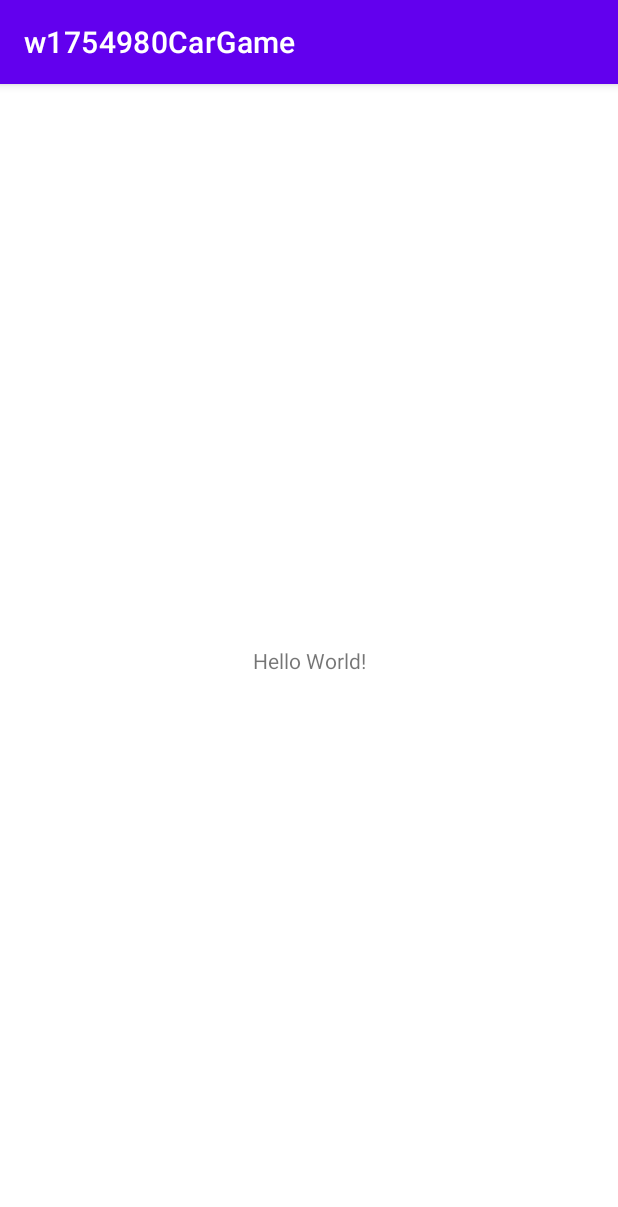
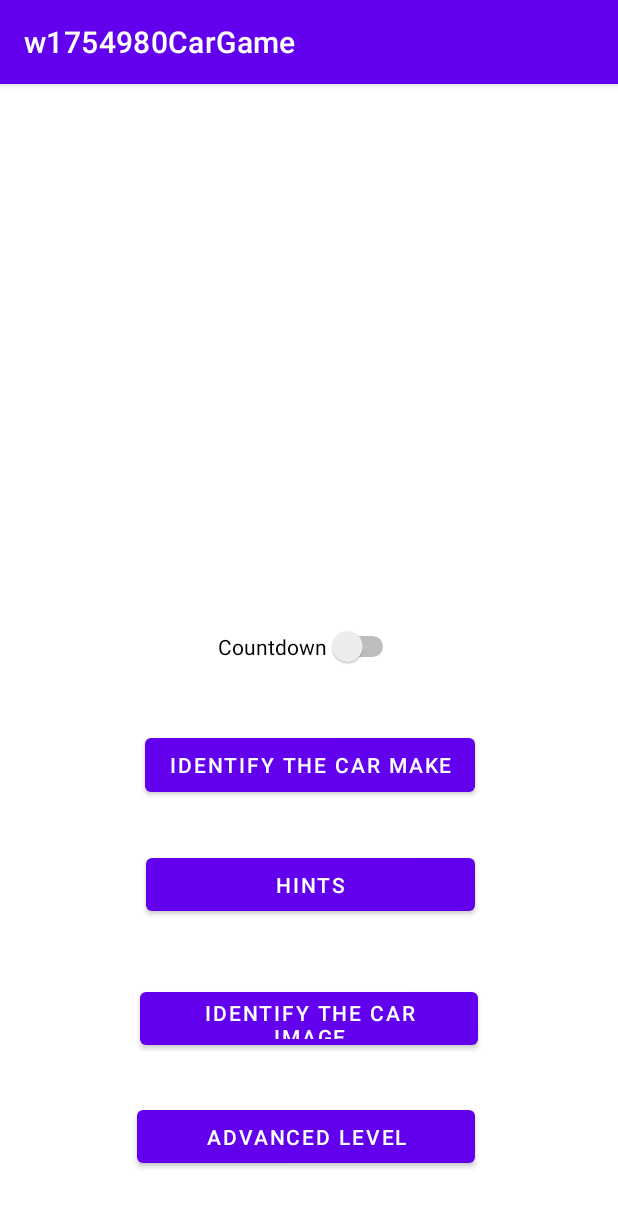
Before and after one commit to komolbek/Car-selection-game, an Android app: the screen it shows after launch (MainActivity), on a phone screen of 412 x 824 dp. Shown: the top 1207 px of the screen. Run offline under Robolectric (Android 15) with nearby library versions, the light colour scheme and no system bars.

Commit message:
[Android-master] Created all app activities. Created main activity buttons

```diff
--- a/app/src/main/AndroidManifest.xml
+++ b/app/src/main/AndroidManifest.xml
@@ -9,6 +9,10 @@
         android:roundIcon="@mipmap/ic_launcher_round"
         android:supportsRtl="true"
         android:theme="@style/Theme.W1754980CarGame">
+        <activity android:name=".AdvancedLevelActivity"></activity>
+        <activity android:name=".CarImageIdentifyActivity" />
+        <activity android:name=".HintsActivity" />
+        <activity android:name=".CarMakeIdentifyActivity" />
         <activity android:name=".MainActivity">
             <intent-filter>
                 <action android:name="android.intent.action.MAIN" />
--- a/app/src/main/java/com/example/w1754980cargame/MainActivity.java
+++ b/app/src/main/java/com/example/w1754980cargame/MainActivity.java
@@ -2,13 +2,83 @@ package com.example.w1754980cargame;
 
 import androidx.appcompat.app.AppCompatActivity;
 
+import android.content.Intent;
 import android.os.Bundle;
+import android.view.View;
+import android.widget.Button;
 
 public class MainActivity extends AppCompatActivity {
+
+    private Button carMakeIndentifyButton;
+    private Button hintsButton;
+    private Button carMakeImageButton;
+    private Button advancedLevelButton;
 
     @Override
     protected void onCreate(Bundle savedInstanceState) {
         super.onCreate(savedInstanceState);
         setContentView(R.layout.activity_main);
+
+        setupButtons();
+        setupButtonListeners();
+    }
+
+//    Private methods
+
+    private void setupButtons() {
+        carMakeIndentifyButton = (Button) findViewById(R.id.carMakeIdentifyButton);
+        hintsButton = (Button) findViewById(R.id.hintsButton);
+        carMakeImageButton = (Button) findViewById(R.id.carMakeImageButton);
+        advancedLevelButton = (Button) findViewById(R.id.advancedLevelButton);
+    }
+
+    private void setupButtonListeners() {
+        carMakeIndentifyButton.setOnClickListener(new View.OnClickListener() {
+            @Override
+            public void onClick(View v) {
+                openCarMakeIdentifyActivity();
+            }
+        });
+
+        hintsButton.setOnClickListener(new View.OnClickListener() {
+            @Override
+            public void onClick(View v) {
+                openHintsActivity();
+            }
+        });
+
+        carMakeImageButton.setOnClickListener(new View.OnClickListener() {
+            @Override
+            public void onClick(View v) {
+                openCarMakeImageActivity();
+            }
+        });
+
+        advancedLevelButton.setOnClickListener(new View.OnClickListener() {
+            @Override
+            public void onClick(View v) {
+                openAdvancedLevelActivity();
+            }
+        });
+    }
+
+    private void openCarMakeIdentifyActivity() {
+        Intent intent = new Intent(this, CarMakeIdentifyActivity.class);
+        startActivity(intent);
+    }
+
+    private void openHintsActivity() {
+        Intent intent = new Intent(this, HintsActivity.class);
+        startActivity(intent);
+    }
+
+    private void openCarMakeImageActivity() {
+        Intent intent = new Intent(this, CarImageIdentifyActivity.class);
+        startActivity(intent);
+    }
+
+    private void openAdvancedLevelActivity() {
+        Intent intent = new Intent(this, AdvancedLevelActivity.class);
+        startActivity(intent);
     }
 }
--- a/app/src/main/res/layout/activity_main.xml
+++ b/app/src/main/res/layout/activity_main.xml
@@ -6,13 +6,65 @@
     android:layout_height="match_parent"
     tools:context=".MainActivity">
 
-    <TextView
+    <Button
+        android:id="@+id/carMakeIdentifyButton"
         android:layout_width="wrap_content"
         android:layout_height="wrap_content"
-        android:text="Hello World!"
+        android:text="@string/identify_the_car_make"
         app:layout_constraintBottom_toBottomOf="parent"
-        app:layout_constraintLeft_toLeftOf="parent"
-        app:layout_constraintRight_toRightOf="parent"
-        app:layout_constraintTop_toTopOf="parent" />
+        app:layout_constraintEnd_toEndOf="parent"
+        app:layout_constraintHorizontal_bias="0.502"
+        app:layout_constraintStart_toStartOf="parent"
+        app:layout_constraintTop_toTopOf="parent"
+        app:layout_constraintVertical_bias="0.597" />
 
+    <Button
+        android:id="@+id/hintsButton"
+        android:layout_width="219dp"
+        android:layout_height="47dp"
+        android:layout_marginTop="32dp"
+        android:text="@string/hints"
+        app:layout_constraintBottom_toTopOf="@+id/carMakeImageButton"
+        app:layout_constraintEnd_toEndOf="@+id/carMakeIdentifyButton"
+        app:layout_constraintHorizontal_bias="1.0"
+        app:layout_constraintStart_toStartOf="@+id/carMakeIdentifyButton"
+        app:layout_constraintTop_toBottomOf="@+id/carMakeIdentifyButton"
+        app:layout_constraintVertical_bias="0.0" />
+
+    <Button
+        android:id="@+id/carMakeImageButton"
+        android:layout_width="225dp"
+        android:layout_height="47dp"
+        android:text="@string/identify_the_car_image"
+        app:layout_constraintBottom_toTopOf="@+id/advancedLevelButton"
+        app:layout_constraintEnd_toEndOf="@+id/carMakeIdentifyButton"
+        app:layout_constraintHorizontal_bias="0.714"
+        app:layout_constraintStart_toStartOf="@+id/carMakeIdentifyButton"
+        app:layout_constraintTop_toBottomOf="@+id/carMakeIdentifyButton"
+        app:layout_constraintVertical_bias="0.794" />
+
+    <Button
+        android:id="@+id/advancedLevelButton"
+        android:layout_width="225dp"
+        android:layout_height="47dp"
+        android:text="@string/advanced_level"
+        app:layout_constraintBottom_toBottomOf="parent"
+        app:layout_constraintEnd_toEndOf="@+id/carMakeIdentifyButton"
+        app:layout_constraintHorizontal_bias="1.0"
+        app:layout_constraintStart_toStartOf="@+id/carMakeIdentifyButton"
+        app:layout_constraintTop_toBottomOf="@+id/carMakeIdentifyButton"
+        app:layout_constraintVertical_bias="0.824" />
+
+    <Switch
+        android:id="@+id/switch1"
+        android:layout_width="wrap_content"
+        android:layout_height="wrap_content"
+        android:layout_marginBottom="16dp"
+        android:text="@string/countdown"
+        app:layout_constraintBottom_toTopOf="@+id/carMakeIdentifyButton"
+        app:layout_constraintEnd_toEndOf="parent"
+        app:layout_constraintHorizontal_bias="0.498"
+        app:layout_constraintStart_toStartOf="parent"
+        app:layout_constraintTop_toTopOf="parent"
+        app:layout_constraintVertical_bias="0.934" />
 </androidx.constraintlayout.widget.ConstraintLayout>
--- a/app/src/main/res/values/strings.xml
+++ b/app/src/main/res/values/strings.xml
@@ -1,3 +1,8 @@
 <resources>
     <string name="app_name">w1754980CarGame</string>
+    <string name="identify_the_car_make">Identify the Car Make</string>
+    <string name="advanced_level">Advanced level</string>
+    <string name="identify_the_car_image">Identify the Car Image</string>
+    <string name="countdown">Countdown</string>
+    <string name="hints">Hints</string>
 </resources>
```
Also changed, not shown: app/src/main/java/com/example/w1754980cargame/AdvancedLevelActivity.java (added, +14 -0 lines), app/src/main/java/com/example/w1754980cargame/CarImageIdentifyActivity.java (added, +14 -0 lines), app/src/main/java/com/example/w1754980cargame/CarMakeIdentifyActivity.java (added, +14 -0 lines), app/src/main/java/com/example/w1754980cargame/HintsActivity.java (added, +14 -0 lines), app/src/main/res/layout/activity_advanced_level.xml (added, +9 -0 lines), app/src/main/res/layout/activity_car_image_identify.xml (added, +9 -0 lines), app/src/main/res/layout/activity_car_make_identify.xml (added, +9 -0 lines), app/src/main/res/layout/activity_hints.xml (added, +9 -0 lines).
